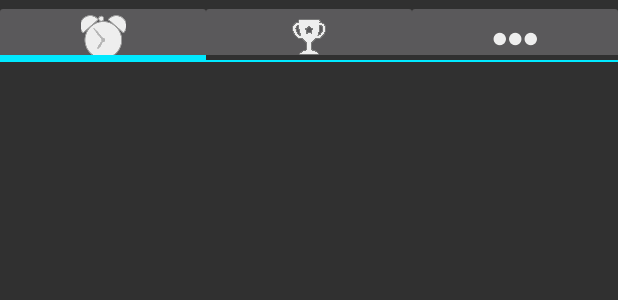
After one commit to drinkssu/YourVoiceAlarm, an Android app: the layout main_alarm_activity.xml on its own in the app's theme, with its tools: preview values and no code run, on a phone screen of 412 x 824 dp. The commit adds this screen. Shown: the top 300 px of the screen. Run offline under Robolectric (Android 15) with nearby library versions, the phone set to English and light mode, and no system bars.

Commit message:
- Button effect - Button 이미지 - UI 라인

```diff
--- a/app/src/main/java/com/drinkssu/yourvoicealarm/OffAlarm.java
+++ b/app/src/main/java/com/drinkssu/yourvoicealarm/OffAlarm.java
@@ -41,7 +41,7 @@ public class OffAlarm extends Activity{
 
     protected void onCreate(Bundle savedInstanceState) {
         super.onCreate(savedInstanceState);
-        setContentView(R.layout.activity_main);
+        setContentView(R.layout.alram_activity);
 
         r = RingtoneManager.getRingtone(this, Settings.System.DEFAULT_RINGTONE_URI);
         r.play();
--- a/app/src/main/java/com/drinkssu/yourvoicealarm/MainActivity.java
+++ b/app/src/main/java/com/drinkssu/yourvoicealarm/alarmactivity.java
@@ -20,7 +20,7 @@ import java.util.Calendar;
 import java.util.GregorianCalendar;
 
 
-public class MainActivity extends Activity {
+public class alarmactivity extends Activity {
 
     Button set_Alarm;
     Button release_Alarm;
@@ -85,7 +85,7 @@ public class MainActivity extends Activity {
     @Override
     protected void onCreate(Bundle savedInstanceState) {
         super.onCreate(savedInstanceState);
-        setContentView(R.layout.activity_main);
+        setContentView(R.layout.alram_activity);
 
         set_Alarm = (Button) findViewById(R.id.set_Alarm);
         release_Alarm = (Button) findViewById(R.id.release_Alarm);
--- /dev/null
+++ b/app/src/main/res/layout/main_alarm_activity.xml
@@ -0,0 +1,84 @@
+<?xml version="1.0" encoding="utf-8"?>
+<LinearLayout xmlns:android="http://schemas.android.com/apk/res/android"
+    android:orientation="vertical"
+    android:layout_width="match_parent"
+    android:layout_height="match_parent"
+    android:weightSum="10">
+    <LinearLayout xmlns:android="http://schemas.android.com/apk/res/android"
+        android:layout_width="match_parent"
+        android:layout_height="wrap_content"
+        android:orientation="horizontal">
+        <ImageButton
+            android:layout_width="wrap_content"
+            android:layout_height="wrap_content"
+            android:layout_weight="1"
+            android:id="@+id/imageButton1"
+            android:layout_gravity="center_horizontal"
+            android:src="@drawable/btn_1"
+            android:layout_marginTop="-10px"
+            android:layout_marginBottom="-10px"
+            android:layout_marginEnd="-10px"
+            android:layout_marginStart="-10px"
+            android:layout_margin="-10px"
+            android:layout_marginLeft="-4dp"
+            android:layout_marginRight="-4dp"/>
+        <ImageButton
+            android:layout_width="wrap_content"
+            android:layout_height="wrap_content"
+            android:layout_weight="1"
+            android:id="@+id/imageButton2"
+            android:layout_gravity="center_horizontal"
+            android:src="@drawable/btn_20"
+            android:layout_marginTop="-10px"
+            android:layout_marginBottom="-10px"
+            android:layout_marginEnd="-10px"
+            android:layout_marginStart="-10px"
+            android:layout_margin="-10px"
+            android:layout_marginLeft="-4dp"
+            android:layout_marginRight="-4dp"/>
+        <ImageButton
+            android:layout_width="wrap_content"
+            android:layout_height="wrap_content"
+            android:layout_weight="1"
+            android:id="@+id/imageButton3"
+            android:layout_gravity="center_horizontal"
+            android:src="@drawable/btn_3"
+            android:layout_marginTop="-10px"
+            android:layout_marginBottom="-10px"
+            android:layout_marginEnd="-10px"
+            android:layout_marginStart="-10px"
+            android:layout_margin="-10px"
+            android:layout_marginLeft="-4dp"
+            android:layout_marginRight="-4dp"/>
+    </LinearLayout>
+    <LinearLayout xmlns:android="http://schemas.android.com/apk/res/android"
+        android:layout_width="match_parent"
+        android:layout_height="wrap_content"
+        android:orientation="horizontal">
+        <View
+            android:id="@+id/select_effect1"
+            android:layout_width="wrap_content"
+            android:layout_height="3dp"
+            android:background="#ff00e9ff"
+            android:layout_weight="1"/>
+        <View
+            android:id="@+id/select_effect2"
+            android:layout_width="wrap_content"
+            android:layout_height="3dp"
+            android:background="#ff00e9ff"
+            android:layout_weight="1"
+            android:visibility="invisible"/>
+        <View
+            android:id="@+id/select_effect3"
+            android:layout_width="wrap_content"
+            android:layout_height="3dp"
+            android:background="#ff00e9ff"
+            android:layout_weight="1"
+            android:visibility="invisible"/>
+    </LinearLayout>
+    <View
+        android:layout_width="match_parent"
+        android:layout_height="1dp"
+        android:background="#ff00e9ff"/>
+
+</LinearLayout>
```
Also changed, not shown: app/src/main/AndroidManifest.xml (+11 -15 lines), app/src/main/java/com/drinkssu/yourvoicealarm/Main_alarm.java (added, +116 -0 lines), app/src/main/res/drawable-xxhdpi/a.png (added), app/src/main/res/drawable-xxhdpi/btn_1.png (added), app/src/main/res/drawable-xxhdpi/btn_2.png (added), app/src/main/res/drawable-xxhdpi/btn_20.png (added), app/src/main/res/drawable-xxhdpi/btn_3.png (added), app/src/main/res/layout/alram_activity.xml (renamed from app/src/main/res/layout/activity_main.xml).
